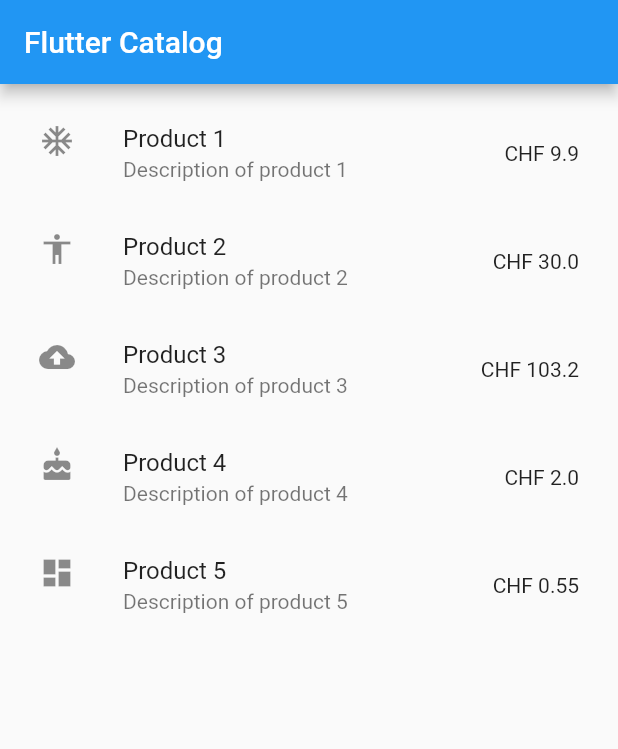
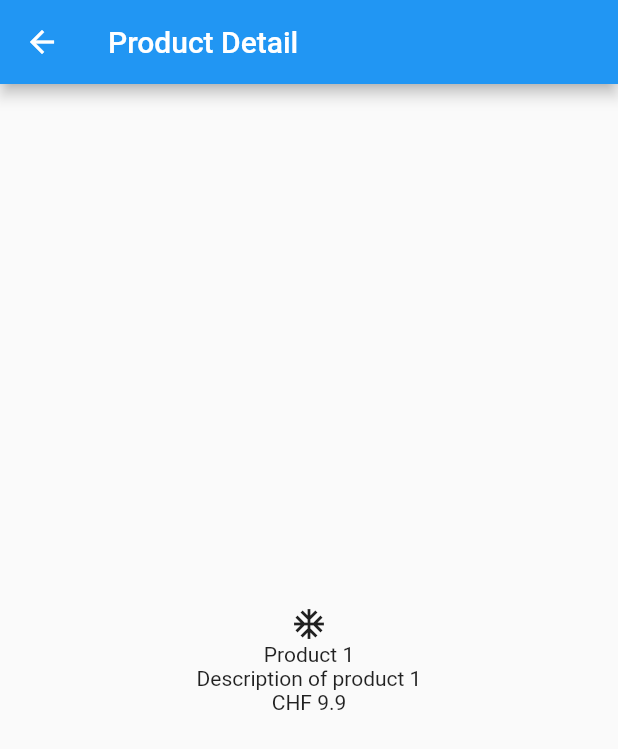
Before and after one commit to raphaelguye/flutter_catalog, a Flutter app: the screen it shows after launch, after a tap on "Product 1", on a phone screen of 412 x 824 dp. Shown: the top 749 px of the screen. Run offline on Flutter 3.47's test engine with Material 2 defaults, Android fonts, the phone set to English and light mode, and no system bars; our stand-ins replace equatable, flutter_bloc.

Commit message:
Implement ProductScreen and associated ProductBloc

```diff
--- /dev/null
+++ b/lib/blocs/product/product.dart
@@ -0,0 +1,3 @@
+export 'product_bloc.dart';
+export 'product_event.dart';
+export 'product_state.dart';
--- /dev/null
+++ b/lib/blocs/product/product_bloc.dart
@@ -0,0 +1,23 @@
+import 'package:flutter_bloc/flutter_bloc.dart';
+import 'package:flutter_catalog/blocs/product/product.dart';
+
+class ProductBloc extends Bloc<ProductEvent, ProductState> {
+
+  ProductBloc(ProductState initialState) : super(initialState);
+
+  @override
+  Stream<ProductState> mapEventToState(ProductEvent event) async* {
+    if (event is LoadProduct) {
+      yield* _mapLoadProduct(event);
+    }
+  }
+
+  Stream<ProductState> _mapLoadProduct(LoadProduct event) async* {
+    try {
+      yield ProductLoaded(event.product);
+    } catch(e) {
+      print('error when trying to load product: $e');
+      yield ProductNotLoaded();
+    }
+  }
+}
--- /dev/null
+++ b/lib/blocs/product/product_event.dart
@@ -0,0 +1,10 @@
+import 'package:flutter_catalog/model/product.dart';
+
+abstract class ProductEvent {
+  const ProductEvent();
+}
+
+class LoadProduct extends ProductEvent {
+  final Product product;
+  const LoadProduct(this.product);
+}
--- /dev/null
+++ b/lib/blocs/product/product_state.dart
@@ -0,0 +1,17 @@
+import 'package:equatable/equatable.dart';
+import 'package:flutter_catalog/model/product.dart';
+
+abstract class ProductState extends Equatable {
+  const ProductState();
+  @override
+  List<Object> get props => [];
+}
+
+class ProductLoading extends ProductState {}
+
+class ProductNotLoaded extends ProductState {}
+
+class ProductLoaded extends ProductState {
+  final Product product;
+  const ProductLoaded(this.product);
+}
--- a/lib/screens/list_products_screen.dart
+++ b/lib/screens/list_products_screen.dart
@@ -1,7 +1,9 @@
 import 'package:flutter/material.dart';
 import 'package:flutter_bloc/flutter_bloc.dart';
+import 'package:flutter_catalog/blocs/product/product.dart';
 import 'package:flutter_catalog/blocs/products/products.dart';
 import 'package:flutter_catalog/model/product.dart';
+import 'package:flutter_catalog/screens/product_screen.dart';
 
 class ListProductScreen extends StatelessWidget {
   @override
@@ -37,11 +39,11 @@ class ListProductScreen extends StatelessWidget {
         padding: const EdgeInsets.all(10),
         itemCount: products.length,
         itemBuilder: (BuildContext context, int index) {
-          return _productTile(products[index]);
+          return _productTile(products[index], context);
         });
   }
 
-  Widget _productTile(Product product) {
+  Widget _productTile(Product product, BuildContext context) {
     return ListTile(
       leading: product.icon,
       title: Text(product.name),
@@ -49,24 +51,15 @@ class ListProductScreen extends StatelessWidget {
       trailing: Text(product.priceCurrencyFormatted),
       onTap: () {
         print('product ${product.id} selected');
-      },
-    );
-  }
-
-  Widget _productCell(Product product) {
-    return GestureDetector(
-      child: Container(
-          padding: EdgeInsets.all(10),
-          child: Row(children: <Widget>[
-            Column(
-              children: <Widget>[Text(product.name), Text(product.description)],
-              crossAxisAlignment: CrossAxisAlignment.start,
-            ),
-            Spacer(),
-            Text(product.priceCurrencyFormatted)
-          ])),
-      onTap: () {
-        print('product ${product.id} selected');
+        Navigator.push(context, MaterialPageRoute(builder: (context) {
+          return BlocProvider<ProductBloc>(
+              create: (context) =>
+                  ProductBloc(ProductLoading())..add(LoadProduct(product)),
+              child: Scaffold(
+                appBar: AppBar(title: Text('Product Detail')),
+                body: ProductScreen(),
+              ));
+        }));
       },
     );
   }
--- /dev/null
+++ b/lib/screens/product_screen.dart
@@ -0,0 +1,49 @@
+import 'package:flutter/material.dart';
+import 'package:flutter_bloc/flutter_bloc.dart';
+import 'package:flutter_catalog/blocs/product/product.dart';
+import 'package:flutter_catalog/model/product.dart';
+
+class ProductScreen extends StatelessWidget {
+  @override
+  Widget build(BuildContext context) {
+    return BlocBuilder<ProductBloc, ProductState>(builder: (
+      BuildContext context,
+      ProductState state,
+    ) {
+      if (state is ProductLoading) {
+        return _loadingIndicator;
+      } else if (state is ProductNotLoaded) {
+        return _loadingErrorWidget;
+      } else if (state is ProductLoaded) {
+        return _productDetail(state.product);
+      } else {
+        return Center(child: Text('The state is : $state'));
+      }
+    });
+  }
+
+  Widget get _loadingIndicator {
+    return Center(child: CircularProgressIndicator());
+  }
+
+  Widget get _loadingErrorWidget {
+    return Center(
+        child: Text(
+            'ERROR: Something went wrong during the loading of the product'));
+  }
+
+  Widget _productDetail(Product product) {
+    return Row(
+      children: [
+        Spacer(),
+        Column(children: [
+          product.icon,
+          Text(product.name),
+          Text(product.description),
+          Text(product.priceCurrencyFormatted)
+        ], mainAxisAlignment: MainAxisAlignment.center),
+        Spacer()
+      ],
+    );
+  }
+}
```
Also changed, not shown: 1 other file.
